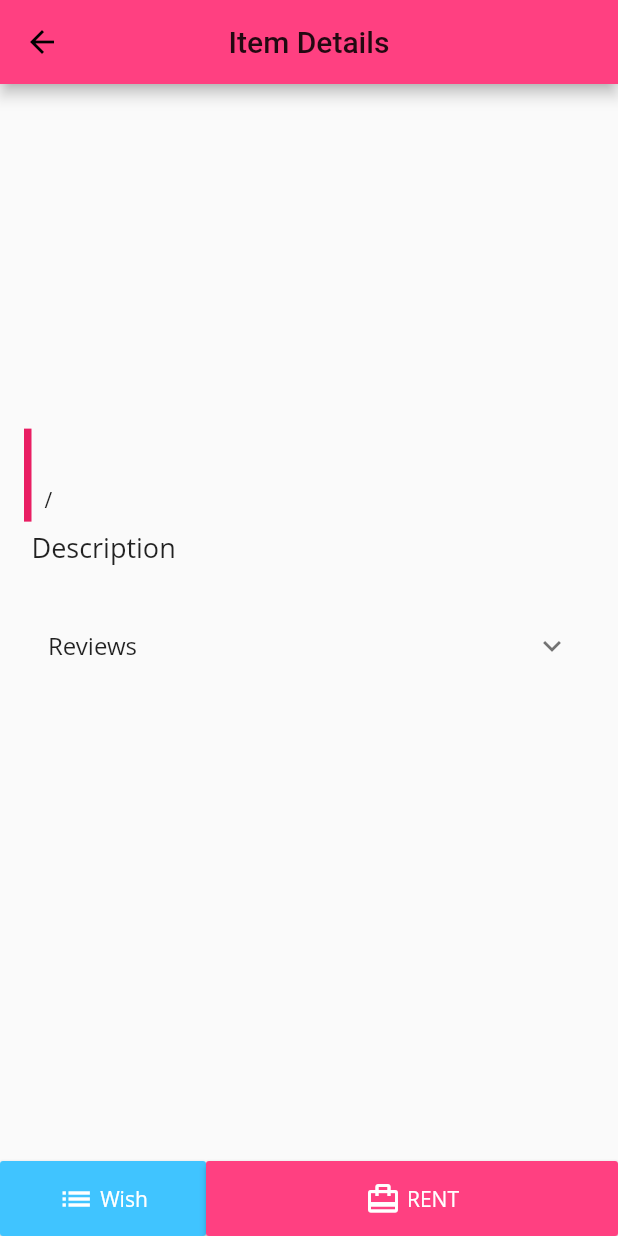
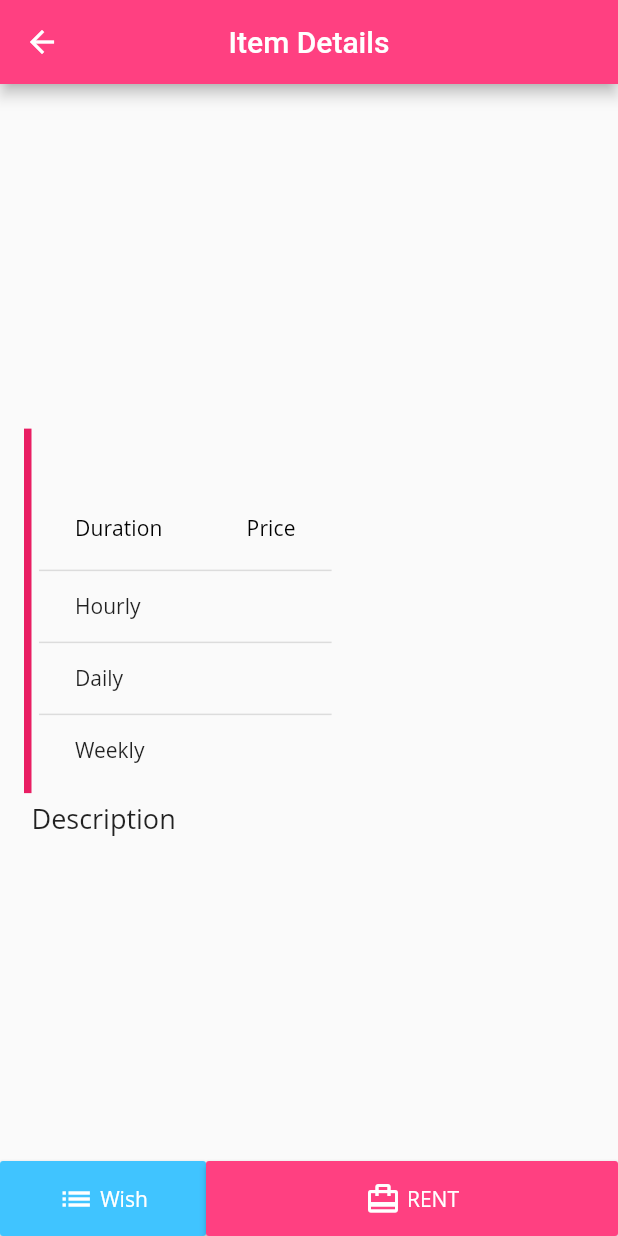
Before and after one commit to mrcprgt/renty, a Flutter app: the ItemDetailView screen opened directly with empty values, after a tap on "RENT", on a phone screen of 412 x 824 dp. Run offline on Flutter 3.47's test engine with Material 2 defaults, Android fonts, the phone set to English and light mode, and no system bars; drawn by our look-alikes of photo_view; our stand-ins replace cached_network_image, cloud_firestore, firebase_auth, firebase_storage, flutter_form_builder, get_it and 3 more; missing offline and left inert: multi_image_picker; accounts and stored records are empty.

Commit message:
working lending + initial renting transaction

```diff
--- a/lib/constants/route_names.dart
+++ b/lib/constants/route_names.dart
@@ -3,4 +3,5 @@ const String SignUpViewRoute = "SignUp";
 const String HomeViewRoute = "HomeView";
 const String ItemDetailViewRoute = "ItemDetailView";
 const String ItemLendViewRoute = "ItemLendView";
+const String ItemTransactionViewRoute = "ItemTransactionView";
 // Generate the views here
--- a/lib/main.dart
+++ b/lib/main.dart
@@ -27,8 +27,7 @@ class MyApp extends StatelessWidget {
       ),
       navigatorKey: locator<NavigationService>().navigationKey,
       theme: ThemeData(
-        primaryColor: Color.fromARGB(255, 9, 202, 172),
-        backgroundColor: Color.fromARGB(255, 26, 27, 30),
+        primaryColor: Colors.pink,
         textTheme: Theme.of(context).textTheme.apply(
               fontFamily: 'Open Sans',
             ),
--- a/lib/models/item.dart
+++ b/lib/models/item.dart
@@ -1,41 +1,34 @@
 class Item {
   final String id;
   final String itemName;
-  final String description;
-  final String rentType;
+  final String itemDescription;
+  var rentingDetails;
   var itemImages;
-  var rentRate;
+  var acquisition;
+  bool isApproved;
+  bool isRented;
 
-  // bool isApproved;
-  // bool isRented;
-  String acquisitionType;
-
-  DateTime acquisitionTime;
-
-  Item(
-      {this.id,
-      this.itemName,
-      this.description,
-      this.rentType,
-      this.rentRate,
-      this.itemImages,
-      // this.isApproved,
-      // this.isRented,
-      this.acquisitionType,
-      this.acquisitionTime});
+  Item({
+    this.id,
+    this.itemName,
+    this.itemDescription,
+    this.rentingDetails,
+    this.itemImages,
+    this.isApproved,
+    this.isRented,
+    this.acquisition,
+  });
 
   Map<dynamic, dynamic> toMap() {
     return {
       'item_id': id,
       'item_name': itemName,
-      'description': description,
-      'rent_type': rentType,
-      'rent_rate': rentRate,
-      'item_images': itemImages,
-      // 'is_approved': isApproved,
-      // 'is_rented': isRented,
-      'acquisition_type': acquisitionType,
-      'acquisition_time': acquisitionTime,
+      'item_description': itemDescription,
+      'rent_details': rentingDetails,
+      'pictures': itemImages,
+      'is_approved': isApproved,
+      'is_rented': isRented,
+      'acquisition_map': acquisition,
     };
   }
 
@@ -45,14 +38,12 @@ class Item {
     return Item(
       id: documentId,
       itemName: map['item_name'],
-      description: map['description'],
-      rentType: map['rent_type'],
-      rentRate: map['rent_rate'],
-      itemImages: map['item_images'],
-      // isApproved: map['is_approved'],
-      // isRented: map['is_rented'],
-      acquisitionType: map['acquisition_type'],
-      acquisitionTime: map['acquisiton_time'],
+      itemDescription: map['item_description'],
+      rentingDetails: map['rent_details'],
+      itemImages: map['pictures'],
+      isApproved: map['is_approved'],
+      isRented: map['is_rented'],
+      acquisition: map['acquisition_map'],
     );
   }
 }
--- a/lib/ui/router.dart
+++ b/lib/ui/router.dart
@@ -4,6 +4,7 @@ import 'package:flutter/material.dart';
 import 'package:renty_crud_version/constants/route_names.dart';
 import 'package:renty_crud_version/ui/views/item_details_view.dart';
 import 'package:renty_crud_version/ui/views/item_lend_view.dart';
+import 'package:renty_crud_version/ui/views/item_transaction_view.dart';
 import 'package:renty_crud_version/ui/views/login_view.dart';
 import 'package:renty_crud_version/ui/views/signup_view.dart';
 import 'package:renty_crud_version/viewmodels/item_lend_view_model.dart';
@@ -34,6 +35,10 @@ Route<dynamic> generateRoute(RouteSettings settings) {
       var receivedItem = settings.arguments as Item;
       return MaterialPageRoute(
           builder: (_) => ItemDetailView(receivedItem: receivedItem));
+    case ItemTransactionViewRoute:
+      var receivedItem = settings.arguments as Item;
+      return MaterialPageRoute(
+          builder: (_) => ItemTransactionView(receivedItem: receivedItem));
     default:
       return MaterialPageRoute(
           builder: (_) => Scaffold(
--- a/lib/ui/views/home_view.dart
+++ b/lib/ui/views/home_view.dart
@@ -143,7 +143,7 @@ class HomeView extends StatelessWidget {
             ),
           )),
       staggeredTileBuilder: (int index) =>
-          new StaggeredTile.count(2, index.isEven ? 2 : 1),
+          new StaggeredTile.count(2, index.isEven ? 2 : 2),
       mainAxisSpacing: 8.0,
       crossAxisSpacing: 8.0,
     );
--- a/lib/ui/views/item_details_view.dart
+++ b/lib/ui/views/item_details_view.dart
@@ -1,9 +1,7 @@
-import 'package:expandable/expandable.dart';
 import 'package:flutter/material.dart';
 import 'package:provider_architecture/viewmodel_provider.dart';
 import 'package:renty_crud_version/models/item.dart';
 import 'package:renty_crud_version/viewmodels/item_details_view_model.dart';
-import 'package:photo_view/photo_view.dart';
 import 'package:photo_view/photo_view.dart';
 
 import 'package:photo_view/photo_view_gallery.dart';
@@ -19,7 +17,6 @@ class ItemDetailView extends StatelessWidget {
   Widget build(BuildContext context) {
     return ViewModelProvider<ItemDetailViewModel>.withConsumer(
       viewModel: ItemDetailViewModel(),
-      //onModelReady: (model) => model.listenToItemListings(),
       builder: (context, model, child) => SafeArea(
         child: Scaffold(
           appBar: AppBar(
@@ -35,11 +32,12 @@ class ItemDetailView extends StatelessWidget {
                 _buildImages(receivedItem),
                 _buildProductCard(receivedItem),
                 _buildDescriptionPanel(receivedItem),
-                _buildReviewsPanel(receivedItem),
+                //_buildReviewsPanel(receivedItem),
               ]),
             ),
           ),
-          bottomNavigationBar: _buildBottomNavigationBar(context),
+          bottomNavigationBar:
+              _buildBottomNavigationBar(context, model, receivedItem),
         ),
       ),
     );
@@ -57,12 +55,35 @@ class ItemDetailView extends StatelessWidget {
           child: Column(
             crossAxisAlignment: CrossAxisAlignment.start,
             children: <Widget>[
+              //ITEM NAME
               Text(item.itemName,
                   style: TextStyle(fontWeight: FontWeight.w800, fontSize: 24)),
-              Text(
-                item.rentRate.toString() + ' / ' + item.rentType.toString(),
-                style: TextStyle(fontWeight: FontWeight.w400),
-              )
+              DataTable(
+                columns: [
+                  DataColumn(label: Text('Duration')),
+                  DataColumn(label: Text('Price')),
+                ],
+                rows: [
+                  DataRow(cells: [
+                    DataCell(Text('Hourly')),
+                    DataCell(Text(item.rentingDetails['perHour'].toString())),
+                  ]),
+                  DataRow(cells: [
+                    DataCell(Text('Daily')),
+                    DataCell(Text(item.rentingDetails['perDay'].toString())),
+                  ]),
+                  DataRow(cells: [
+                    DataCell(Text('Weekly')),
+                    DataCell(Text(item.rentingDetails['perWeek'].toString())),
+                  ]),
+                ],
+              ),
+              // Text(
+              //   item.rentingDetails[1].toString() +
+              //       ' / ' +
+              //       item.rentingDetails['perDay'].toString(),
+              //   style: TextStyle(fontWeight: FontWeight.w400),
+              // )
             ],
           )),
     );
@@ -76,7 +97,7 @@ class ItemDetailView extends StatelessWidget {
         crossAxisAlignment: CrossAxisAlignment.start,
         children: <Widget>[
           Text('Description', style: new TextStyle(fontSize: 18)),
-          Text(item.description),
+          Text(item.itemDescription),
         ],
       ),
     );
@@ -139,7 +160,8 @@ class ItemDetailView extends StatelessWidget {
     );
   }
 
-  Widget _buildBottomNavigationBar(BuildContext context) {
+  Widget _buildBottomNavigationBar(
+      BuildContext context, ItemDetailViewModel model, Item item) {
     return Container(
       width: MediaQuery.of(context).size.width,
       height: 50.0,
@@ -176,7 +198,9 @@ class ItemDetailView extends StatelessWidget {
           Flexible(
             flex: 2,
             child: RaisedButton(
-              onPressed: () {},
+              onPressed: () {
+                model.goToTransactionView(item);
+              },
               color: Colors.pinkAccent,
               child: Center(
                 child: Row(
--- /dev/null
+++ b/lib/ui/views/item_transaction_view.dart
@@ -0,0 +1,92 @@
+import 'package:flutter/material.dart';
+import 'package:flutter_form_builder/flutter_form_builder.dart';
+import 'package:photo_view/photo_view_gallery.dart';
+import 'package:provider_architecture/viewmodel_provider.dart';
+import 'package:renty_crud_version/models/item.dart';
+import 'package:photo_view/photo_view.dart';
+import 'package:renty_crud_version/viewmodels/item_transaction_view_model.dart';
+
+class ItemTransactionView extends StatelessWidget {
+  const ItemTransactionView(
+      {Key key, this.receivedItem, this.photo, this.heroAttributes})
+      : super(key: key);
+  final Item receivedItem;
+  final PhotoViewHeroAttributes heroAttributes;
+  final String photo;
+  @override
+  Widget build(BuildContext context) {
+    return ViewModelProvider<ItemTransactionViewModel>.withConsumer(
+        viewModel: ItemTransactionViewModel(),
+        builder: (context, model, child) => SafeArea(
+              child: Scaffold(
+                  appBar: new AppBar(title: Text('Renting')),
+                  body: Padding(
+                    padding: EdgeInsets.all(16),
+                    child: _buildBody(receivedItem),
+                  )),
+            ));
+  }
+
+  Widget _buildBody(Item item) {
+    return SingleChildScrollView(
+        child: Column(
+      children: <Widget>[
+        Text(
+          item.itemName,
+          style: new TextStyle(fontSize: 24, fontWeight: FontWeight.w900),
+        ),
+        _buildImages(item),
+        _buildExpansionTile(item),
+        // _buildProcedures(item),
+      ],
+    ));
+  }
+
+  Widget _buildImages(Item item) {
+    final imageList = item.itemImages;
+    return Container(
+      child: AspectRatio(
+        aspectRatio: 16 / 9,
+        child: ClipRect(
+          child: PhotoViewGallery.builder(
+            itemCount: imageList.length,
+            builder: (context, index) {
+              return PhotoViewGalleryPageOptions(
+                imageProvider: NetworkImage(
+                  imageList[index],
+                ),
+                // // Contained = the smallest possible size to fit one dimension of the screen
+                // minScale: PhotoViewComputedScale.contained * 0.8,
+                // // Covered = the smallest possible size to fit the whole screen
+                // maxScale: PhotoViewComputedScale.covered * 2,
+              );
+            },
+            scrollPhysics: BouncingScrollPhysics(),
+            // Set the background color to the "classic white"
+            backgroundDecoration: BoxDecoration(
+              color: Colors.white,
+            ),
+            loadingChild: Center(
+              child: CircularProgressIndicator(),
+            ),
+          ),
+        ),
+      ),
+    );
+  }
+
+  Widget _buildExpansionTile(Item item) {
+    return ExpansionTile(
+      title: Text('Description'),
+      children: <Widget>[
+        Column(
+          children: <Widget>[Text(item.itemDescription)],
+        )
+      ],
+    );
+  }
+
+  // Widget _buildProcedures(Item item) {
+  //   return Radio
+  // }
+}
--- a/lib/viewmodels/item_details_view_model.dart
+++ b/lib/viewmodels/item_details_view_model.dart
@@ -1,6 +1,14 @@
 import 'package:flutter/material.dart';
+import 'package:renty_crud_version/constants/route_names.dart';
+import 'package:renty_crud_version/models/item.dart';
+import 'package:renty_crud_version/services/navigation_service.dart';
 import 'package:renty_crud_version/viewmodels/base_model.dart';
 
+import '../locator.dart';
+
 class ItemDetailViewModel extends BaseModel {
-
+  NavigationService _navigationService = locator<NavigationService>();
+  void goToTransactionView(Item item) {
+    _navigationService.navigateTo(ItemTransactionViewRoute, arguments: item);
+  }
 }
--- /dev/null
+++ b/lib/viewmodels/item_transaction_view_model.dart
@@ -0,0 +1,4 @@
+import 'package:flutter/material.dart';
+import 'package:renty_crud_version/viewmodels/base_model.dart';
+
+class ItemTransactionViewModel extends BaseModel {}
```
Also changed, not shown: lib/services/firestore_service.dart (+8 -5 lines), lib/ui/widgets/item_listing_tile.dart (+4 -7 lines), lib/ui/widgets/lending_form.dart (+29 -24 lines).
